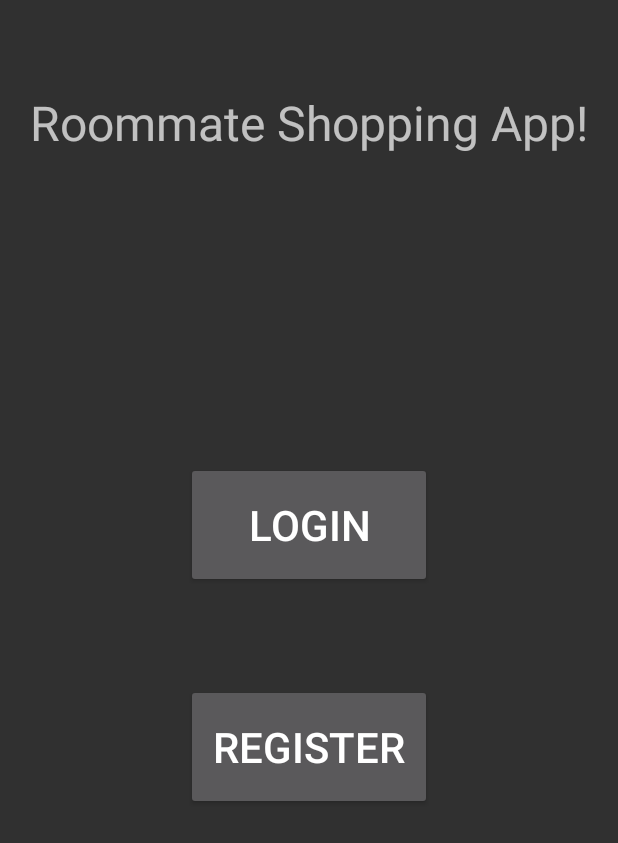
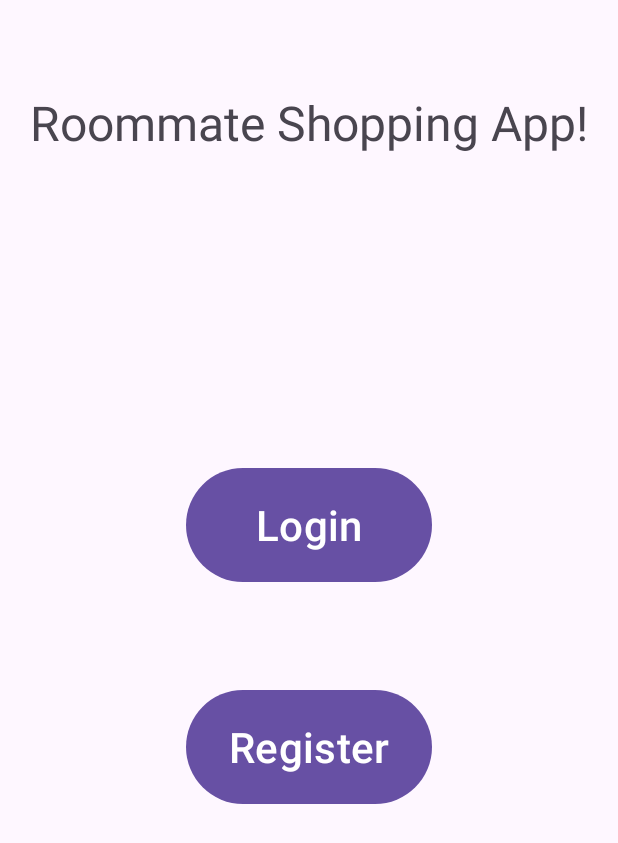
Before and after one commit to joshbodunrin/RoomateShopping, an Android app: the screen it shows after launch (MainActivity), on a phone screen of 412 x 824 dp. Shown: the top 843 px of the screen. Run offline under Robolectric (Android 15) with nearby library versions, the phone set to English and light mode, and no system bars; our stand-ins replace Firebase (no records; nobody signed in at launch, a user with empty details on screens opened directly); libraries missing offline, so code that uses them is left out: com.firebase.ui; 1 statement that could not run was skipped.

Commit message:
reverted styles forreal this time

```diff
--- a/app/src/main/AndroidManifest.xml
+++ b/app/src/main/AndroidManifest.xml
@@ -12,7 +12,7 @@
         android:label="@string/app_name"
         android:roundIcon="@mipmap/ic_launcher_round"
         android:supportsRtl="true"
-        android:theme="@style/brand"
+        android:theme="@style/Base.Theme.RoomateShopping"
         tools:targetApi="31">
         <activity
             android:name=".PriceActivity"
--- a/app/src/main/res/values/themes.xml
+++ b/app/src/main/res/values/themes.xml
@@ -1,6 +1,7 @@
 <?xml version="1.0" encoding="utf-8"?>
 <resources>
 
-    <style name="brand" parent="Theme.AppCompat.NoActionBar"/>
+    <style name="Base.Theme.RoomateShopping" parent="Theme.Material3.DayNight.NoActionBar">
 
+    </style>
 </resources>
```
